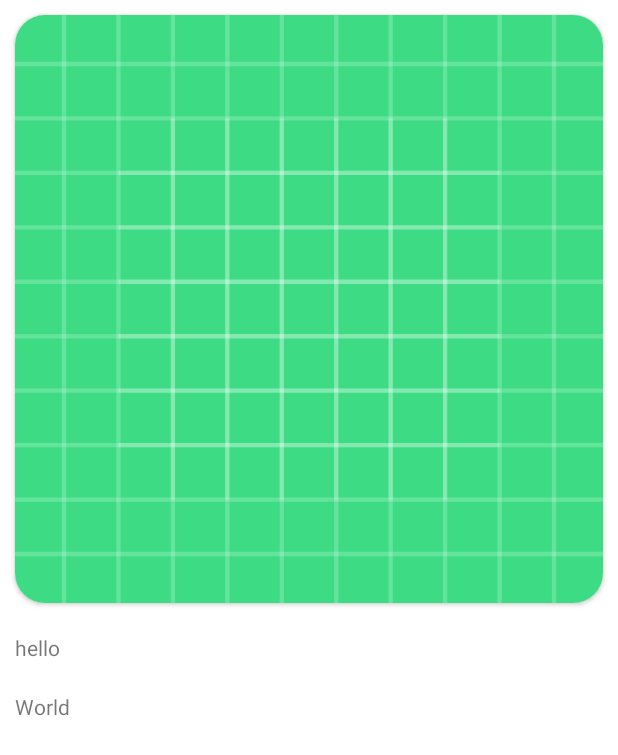
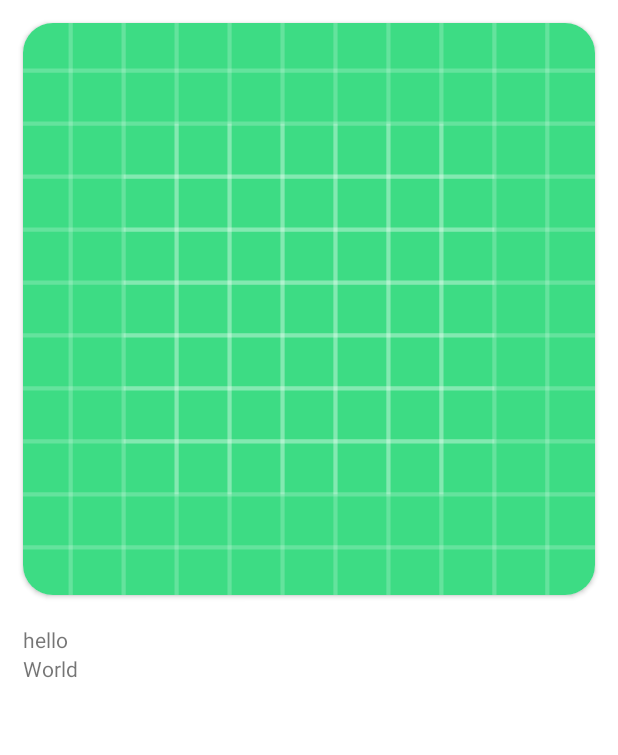
Before and after one commit to Shakhriyor11/MovieApp, an Android app: the layout item_rv_movies.xml on its own in the app's theme, with its tools: preview values and no code run, on a phone screen of 412 x 824 dp. Shown: the top 755 px of the screen. Run offline under Robolectric (Android 15) with nearby library versions, the phone set to English and light mode, and no system bars.

Commit message:
MovieApp

```diff
--- a/app/src/main/java/com/my_portfolio/movieapp/adapter/ParentRvAdapter.java
+++ b/app/src/main/java/com/my_portfolio/movieapp/adapter/ParentRvAdapter.java
@@ -19,14 +19,8 @@ import java.util.List;
 
 public class ParentRvAdapter extends RecyclerView.Adapter<ParentRvAdapter.ParentViewHolder> {
 
-    private Context context;
     private List<MovieResponseResult> movieResponseResults;
     private OnPosterClickListener onPosterClickListener;
-
-    public ParentRvAdapter(Context context,List<MovieResponseResult> movieResponseResults) {
-        this.context = context;
-        this.movieResponseResults = movieResponseResults;
-    }
 
     public List<MovieResponseResult> getMovieResponseResults() {
         return movieResponseResults;
--- a/app/src/main/java/com/my_portfolio/movieapp/fragments/main_page/MainPageFragment.java
+++ b/app/src/main/java/com/my_portfolio/movieapp/fragments/main_page/MainPageFragment.java
@@ -23,7 +23,6 @@ import java.util.List;
 
 public class MainPageFragment extends Fragment {
 
-    private List<MovieResponseResult> moviesList;
     private RecyclerView rvPosters;
     private ParentRvAdapter adapter;
 
@@ -37,7 +36,7 @@ public class MainPageFragment extends Fragment {
         View view = inflater.inflate(R.layout.fragment_main_page, container, false);
         rvPosters = view.findViewById(R.id.movies_page);
         rvPosters.setLayoutManager(new GridLayoutManager(getContext(),numOfColumns));
-        adapter = new ParentRvAdapter(getContext(),moviesList);
+        adapter = new ParentRvAdapter();
         rvPosters.setAdapter(adapter);
 
         mainViewModel = new ViewModelProvider(requireActivity()).get(MainViewModel.class);
@@ -45,7 +44,6 @@ public class MainPageFragment extends Fragment {
             @Override
             public void onChanged(List<MovieResponseResult> movieResponseResults) {
                 if (movieResponseResults != null) {
-                    moviesList = movieResponseResults;
                     adapter.setMovieResponseResults(movieResponseResults);
                 }
             }
--- a/app/src/main/java/com/my_portfolio/movieapp/utils/api/ApiService.java
+++ b/app/src/main/java/com/my_portfolio/movieapp/utils/api/ApiService.java
@@ -13,7 +13,7 @@ import retrofit2.http.Query;
 public interface ApiService {
 
     @GET("3/discover/movie")
-    Call<List<MovieResponseResult>> getMovies(@Query("api_key") String API_KEY, @Query("language") String LANGUAGE, @Query("sort_by") String SORT_BY);
+    Observable<MovieResponse> getMovies(@Query("api_key") String API_KEY, @Query("language") String LANGUAGE, @Query("sort_by") String SORT_BY);
 
     @GET("3/search/movie")
     Call<MovieResponse> getMoviesByQuery(@Query("api_key") String api_key, @Query("query") String query);
--- a/app/src/main/res/layout/item_rv_movies.xml
+++ b/app/src/main/res/layout/item_rv_movies.xml
@@ -2,7 +2,8 @@
 <androidx.constraintlayout.widget.ConstraintLayout xmlns:android="http://schemas.android.com/apk/res/android"
     xmlns:app="http://schemas.android.com/apk/res-auto"
     android:layout_width="match_parent"
-    android:layout_height="wrap_content">
+    android:layout_height="wrap_content"
+    android:layout_margin="5dp">
 
     <androidx.cardview.widget.CardView
         android:id="@+id/smallPosterContainer"
@@ -28,20 +29,24 @@
 
     <TextView
         android:id="@+id/tvName"
-        android:layout_width="wrap_content"
+        android:layout_width="0dp"
         android:layout_height="wrap_content"
         android:text="hello"
-        android:layout_margin="10dp"
+        android:layout_marginTop="10dp"
+        android:layout_marginHorizontal="10dp"
         app:layout_constraintTop_toBottomOf="@id/smallPosterContainer"
         app:layout_constraintStart_toStartOf="parent"
-        app:layout_constraintBottom_toTopOf="@id/tvReleaseDate"/>
+        app:layout_constraintEnd_toEndOf="parent"
+        app:layout_constraintBottom_toTopOf="@id/tvReleaseDate"
+        app:layout_constraintHorizontal_bias="0"/>
 
     <TextView
         android:id="@+id/tvReleaseDate"
         android:layout_width="wrap_content"
         android:layout_height="wrap_content"
         android:text="World"
-        android:layout_margin="10dp"
+        android:layout_marginStart="10dp"
+        android:layout_marginBottom="5dp"
         app:layout_constraintTop_toBottomOf="@id/tvName"
         app:layout_constraintStart_toStartOf="parent"
         app:layout_constraintBottom_toBottomOf="parent"/>
```
Also changed, not shown: app/src/main/java/com/my_portfolio/movieapp/model/MainViewModel.java (+36 -33 lines).
